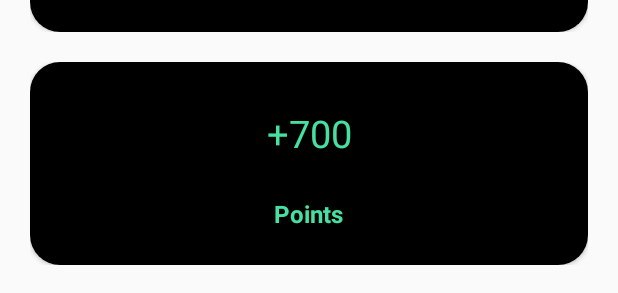
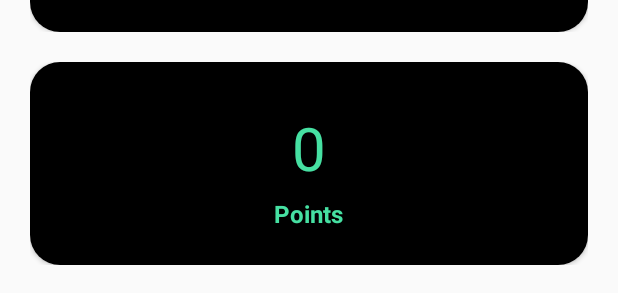
Before and after one commit to trashdeal/trashdeal, an Android app: the layout activity_main.xml on its own in the app's theme, with its tools: preview values and no code run, on a phone screen of 412 x 824 dp. Shown: the part 209-502 px from the top of the screen. Run offline under Robolectric (Android 15) with nearby library versions, the phone set to English and light mode, and no system bars.

Commit message:
Brendon; bins near me changes

```diff
--- a/app/src/main/AndroidManifest.xml
+++ b/app/src/main/AndroidManifest.xml
@@ -23,7 +23,7 @@
         <activity android:name=".PointsDetails" />
         <activity android:name=".MyProfile" />
         <activity android:name=".UserTransactions" />
-        <activity android:name=".BinsNearMe" android:theme="@style/AppTheme1.DarkActionBar"/>
+        <activity android:name=".BinsNearMe" android:theme="@style/AppTheme.NoActionBar." />
         <activity android:name=".ConnectBin" />
         <activity android:name=".Facts" />
         <activity android:name=".UseBin" />
--- a/app/src/main/java/com/example/trashdeal/ConnectBin.kt
+++ b/app/src/main/java/com/example/trashdeal/ConnectBin.kt
@@ -51,7 +51,7 @@ class ConnectBin : AppCompatActivity() {
             val uri: Uri? = Uri.parse(mapsLink)
             val intent = Intent(Intent.ACTION_VIEW,uri)
             intent.setPackage("com.google.android.apps.maps")
-            intent.setFlags(Intent.FLAG_ACTIVITY_NEW_TASK)
+            intent.flags = Intent.FLAG_ACTIVITY_NEW_TASK
             startActivity(intent)
         }
         plasticBtn.setOnClickListener{
@@ -88,11 +88,11 @@ class ConnectBin : AppCompatActivity() {
                         }
                     })
                 builder.setNegativeButton("Cancel",
-                    DialogInterface.OnClickListener { dialog, which ->
+                    DialogInterface.OnClickListener { dialog, _ ->
                         dialog.cancel()
                         ref.child("PlasticBin").child("Status").setValue("end")
                     })
-                builder.setOnKeyListener(DialogInterface.OnKeyListener { dialog, keyCode, event -> // Prevent dialog close on back press button
+                builder.setOnKeyListener(DialogInterface.OnKeyListener { _, keyCode, _ -> // Prevent dialog close on back press button
                     keyCode == KeyEvent.KEYCODE_BACK
                 })
                 builder.show()
--- a/app/src/main/java/com/example/trashdeal/Help.kt
+++ b/app/src/main/java/com/example/trashdeal/Help.kt
@@ -1,7 +1,7 @@
 package com.example.trashdeal
 
+import android.os.Bundle
 import androidx.appcompat.app.AppCompatActivity
-import android.os.Bundle
 
 class Help : AppCompatActivity() {
     override fun onCreate(savedInstanceState: Bundle?) {
--- a/app/src/main/java/com/example/trashdeal/MoreInformation.kt
+++ b/app/src/main/java/com/example/trashdeal/MoreInformation.kt
@@ -1,7 +1,7 @@
 package com.example.trashdeal
 
+import android.os.Bundle
 import androidx.appcompat.app.AppCompatActivity
-import android.os.Bundle
 
 class MoreInformation : AppCompatActivity() {
     override fun onCreate(savedInstanceState: Bundle?) {
--- a/app/src/main/java/com/example/trashdeal/TandC2.kt
+++ b/app/src/main/java/com/example/trashdeal/TandC2.kt
@@ -1,7 +1,7 @@
 package com.example.trashdeal
 
+import android.os.Bundle
 import androidx.appcompat.app.AppCompatActivity
-import android.os.Bundle
 
 class TandC2 : AppCompatActivity() {
     override fun onCreate(savedInstanceState: Bundle?) {
--- a/app/src/main/res/layout/activity_main.xml
+++ b/app/src/main/res/layout/activity_main.xml
@@ -109,13 +109,13 @@ android:id="@+id/drawerLayout">
                         <TextView
                             android:id="@+id/points"
                             android:layout_width="50dp"
-                            android:text="+700"
+                            android:text="0"
                             android:layout_height="50dp"
                             android:textColor="@color/colorPrimaryDark"
                             android:layout_alignParentStart="true"
                             android:layout_alignParentEnd="true"
                             android:textAlignment="center"
-                            android:textSize="25sp"
+                            android:textSize="40sp"
                             android:layout_marginStart="50dp"
                             android:layout_marginTop="30dp"
                             android:layout_marginEnd="50dp" />
--- a/app/src/main/res/values/styles.xml
+++ b/app/src/main/res/values/styles.xml
@@ -1,22 +1,12 @@
 <resources>
 <!-- Base application theme. -->
-  <!--  <style name="AppTheme" parent="Theme.MaterialComponents.Light.NoActionBar">
-        <item name="colorPrimary">@color/colorPrimary</item>
-        <item name="colorPrimaryDark">@color/colorPrimaryDark</item>
-        <item name="colorAccent">@color/colorAccent</item>
-    </style>
-     <style name="AppTheme.AppBarOverlay" parent="ThemeOverlay.AppCompat.Dark.ActionBar" />
-
-    <style name="AppTheme.PopupOverlay" parent="ThemeOverlay.AppCompat.Light" />
-     -->
+    <style name="AppTheme.NoActionBar." parent="Theme.MaterialComponents.Light.NoActionBar"/>
     <style name="AppTheme" parent="Theme.AppCompat.Light.DarkActionBar">
         <!-- Customize your theme here. -->
         <item name="colorPrimary">#000</item>
         <item name="colorPrimaryDark">#000</item>
         <item name="colorAccent">#46E0A2</item>
     </style>
-
-
     <style name="AppTheme.NoActionBar">
         <item name="windowActionBar">false</item>
         <item name="windowNoTitle">true</item>
```
Also changed, not shown: app/src/main/java/com/example/trashdeal/BinsNearMe.kt (+10 -11 lines). Lines whose indentation alone changed are shown as unchanged.
